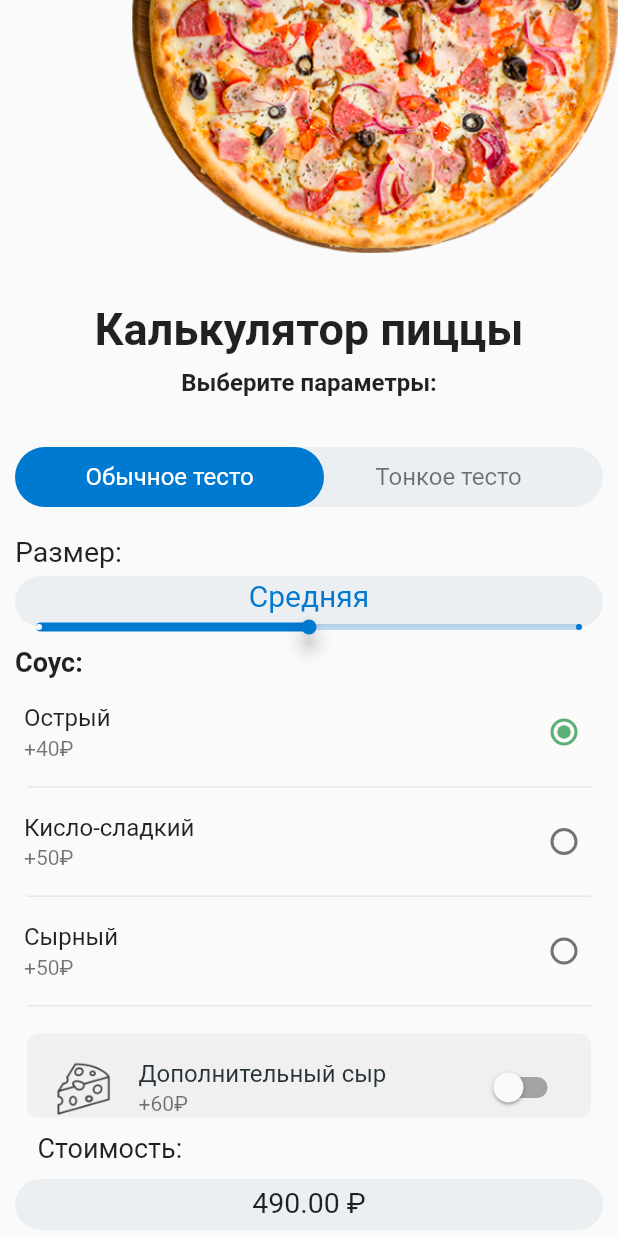
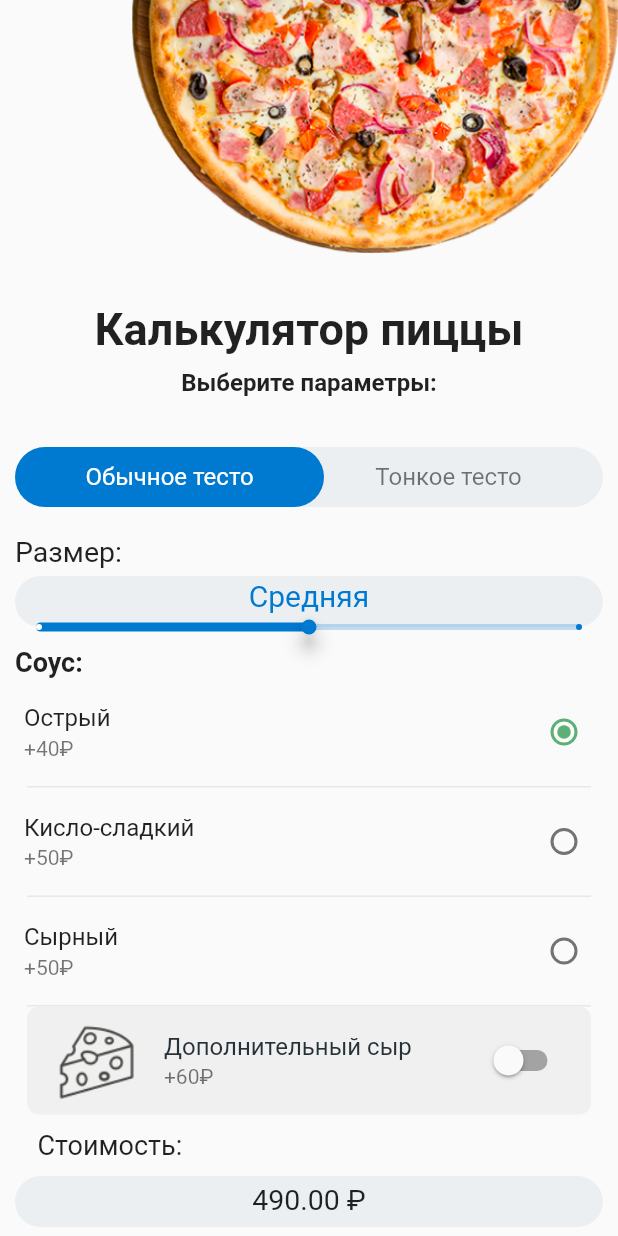
Before and after one commit to turenkodm/lesson4.1, a Flutter app: the screen it shows after launch, on a phone screen of 412 x 824 dp. Run offline on Flutter 3.47's test engine with Material 2 defaults, Android fonts, the phone set to English and light mode, and no system bars.

Commit message:
Complete app

```diff
--- a/lib/order_page.dart
+++ b/lib/order_page.dart
@@ -140,13 +140,13 @@ class _OrderPageState extends State<OrderPage> {
               ),
             ),
             Padding(
-              padding: const EdgeInsets.fromLTRB(18.0, 18.0, 18, 0),
+              padding: const EdgeInsets.fromLTRB(18.0, 0.0, 18, 0),
               child: Container(
                 decoration: BoxDecoration(
                   borderRadius: BorderRadius.circular(8.0),
                   color: cheeseContainerColor,
                 ),
-                height: 56.0,
+                height: 72.0,
                 child: Listener(
                     onPointerUp: _updateSum, child: const SwitchList()),
               ),
--- a/lib/widgets/switch_list.dart
+++ b/lib/widgets/switch_list.dart
@@ -15,10 +15,7 @@ class _SwitchListState extends State<SwitchList> {
   Widget build(BuildContext context) {
     return SwitchListTile(
       subtitle: const Text('+60₽'),
-      secondary: Padding(
-        padding: const EdgeInsets.symmetric(vertical: 8.0),
-        child: Image.asset("assets/images/cheese.png"),
-      ),
+      secondary: Image.asset("assets/images/cheese.png"),
       title: const Text(
         'Дополнительный сыр',
         style: TextStyle(fontSize: 16.0, color: Color(0xFF263238)),
```
